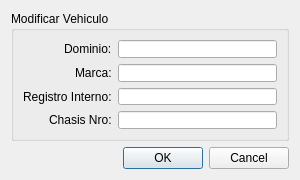
guilleurrutia10/division-transporte, file src/ui/DialogModificarVehiculo.ui: the form before one commit.
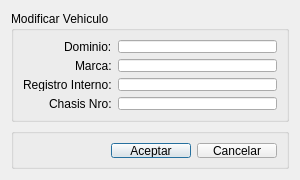
The form after the commit.

Commit message: modificaciones ui con group box parte 2

Patch:
```diff
--- a/src/ui/DialogModificarVehiculo.ui
+++ b/src/ui/DialogModificarVehiculo.ui
@@ -79,13 +79,63 @@
     </widget>
    </item>
    <item>
-    <widget class="QDialogButtonBox" name="buttonBox">
-     <property name="orientation">
-      <enum>Qt::Horizontal</enum>
+    <widget class="QGroupBox" name="groupBoxButtonBox">
+     <property name="minimumSize">
+      <size>
+       <width>271</width>
+       <height>41</height>
+      </size>
      </property>
-     <property name="standardButtons">
-      <set>QDialogButtonBox::Cancel|QDialogButtonBox::Ok</set>
+     <property name="maximumSize">
+      <size>
+       <width>16777215</width>
+       <height>41</height>
+      </size>
      </property>
+     <property name="title">
+      <string/>
+     </property>
+     <layout class="QGridLayout" name="gridLayout_2">
+      <property name="leftMargin">
+       <number>9</number>
+      </property>
+      <property name="topMargin">
+       <number>9</number>
+      </property>
+      <property name="rightMargin">
+       <number>9</number>
+      </property>
+      <property name="bottomMargin">
+       <number>8</number>
+      </property>
+      <item row="0" column="1">
+       <widget class="QPushButton" name="pushButtonAceptar">
+        <property name="text">
+         <string>Aceptar</string>
+        </property>
+       </widget>
+      </item>
+      <item row="0" column="2">
+       <widget class="QPushButton" name="pushButtonCancelar">
+        <property name="text">
+         <string>Cancelar</string>
+        </property>
+       </widget>
+      </item>
+      <item row="0" column="0">
+       <spacer name="horizontalSpacer_2">
+        <property name="orientation">
+         <enum>Qt::Horizontal</enum>
+        </property>
+        <property name="sizeHint" stdset="0">
+         <size>
+          <width>40</width>
+          <height>20</height>
+         </size>
+        </property>
+       </spacer>
+      </item>
+     </layout>
     </widget>
    </item>
   </layout>
```
Left out of the diff: 35 changed lines with no effect on the pictures. The commit also changes 28 other files.
